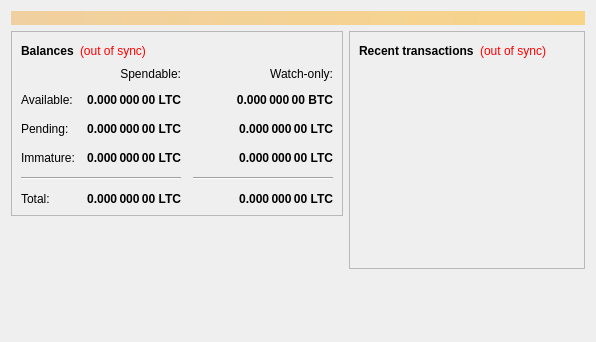
Qt form src/qt/forms/overviewpage.ui (hypercoins/hypercoin) before a commit.
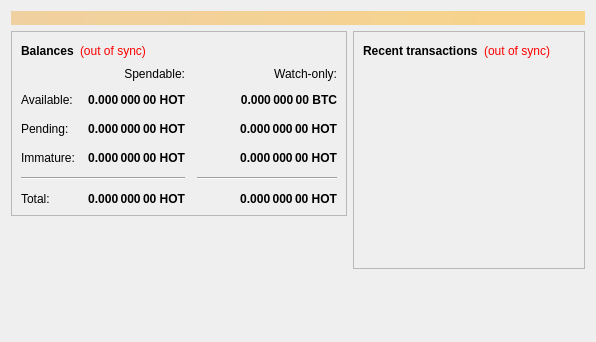
The same form after that commit.

The edit to the form file:
```diff
--- a/src/qt/forms/overviewpage.ui
+++ b/src/qt/forms/overviewpage.ui
@@ -112,7 +112,7 @@
                <string>Unconfirmed transactions to watch-only addresses</string>
               </property>
               <property name="text">
-               <string notr="true">0.000 000 00 LTC</string>
+               <string notr="true">0.000 000 00 HOT</string>
               </property>
               <property name="alignment">
                <set>Qt::AlignRight|Qt::AlignTrailing|Qt::AlignVCenter</set>
@@ -137,7 +137,7 @@
                <string>Total of transactions that have yet to be confirmed, and do not yet count toward the spendable balance</string>
               </property>
               <property name="text">
-               <string notr="true">0.000 000 00 LTC</string>
+               <string notr="true">0.000 000 00 HOT</string>
               </property>
               <property name="alignment">
                <set>Qt::AlignRight|Qt::AlignTrailing|Qt::AlignVCenter</set>
@@ -162,7 +162,7 @@
                <string>Mined balance in watch-only addresses that has not yet matured</string>
               </property>
               <property name="text">
-               <string notr="true">0.000 000 00 LTC</string>
+               <string notr="true">0.000 000 00 HOT</string>
               </property>
               <property name="alignment">
                <set>Qt::AlignRight|Qt::AlignTrailing|Qt::AlignVCenter</set>
@@ -220,7 +220,7 @@
                <string>Mined balance that has not yet matured</string>
               </property>
               <property name="text">
-               <string notr="true">0.000 000 00 LTC</string>
+               <string notr="true">0.000 000 00 HOT</string>
               </property>
               <property name="alignment">
                <set>Qt::AlignRight|Qt::AlignTrailing|Qt::AlignVCenter</set>
@@ -265,7 +265,7 @@
                <string>Your current total balance</string>
               </property>
               <property name="text">
-               <string notr="true">0.000 000 00 LTC</string>
+               <string notr="true">0.000 000 00 HOT</string>
               </property>
               <property name="alignment">
                <set>Qt::AlignRight|Qt::AlignTrailing|Qt::AlignVCenter</set>
@@ -290,7 +290,7 @@
                <string>Current total balance in watch-only addresses</string>
               </property>
               <property name="text">
-               <string notr="true">0.000 000 00 LTC</string>
+               <string notr="true">0.000 000 00 HOT</string>
               </property>
               <property name="alignment">
                <set>Qt::AlignRight|Qt::AlignTrailing|Qt::AlignVCenter</set>
@@ -332,7 +332,7 @@
                <string>Your current spendable balance</string>
               </property>
               <property name="text">
-               <string notr="true">0.000 000 00 LTC</string>
+               <string notr="true">0.000 000 00 HOT</string>
               </property>
               <property name="alignment">
                <set>Qt::AlignRight|Qt::AlignTrailing|Qt::AlignVCenter</set>
```
